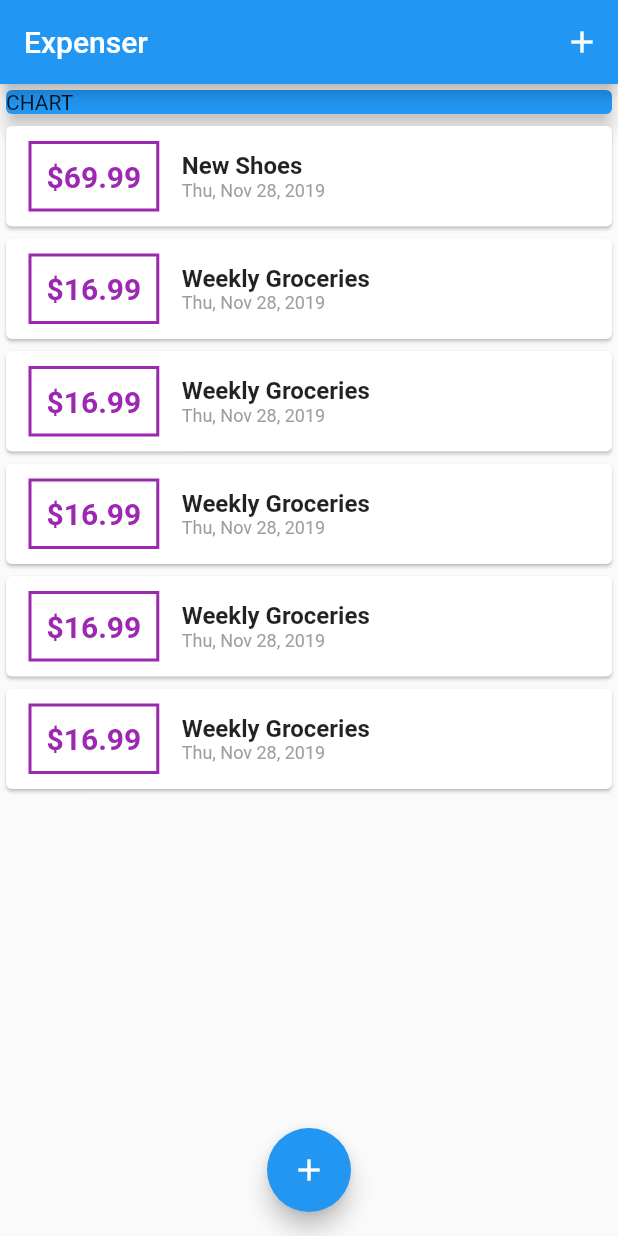
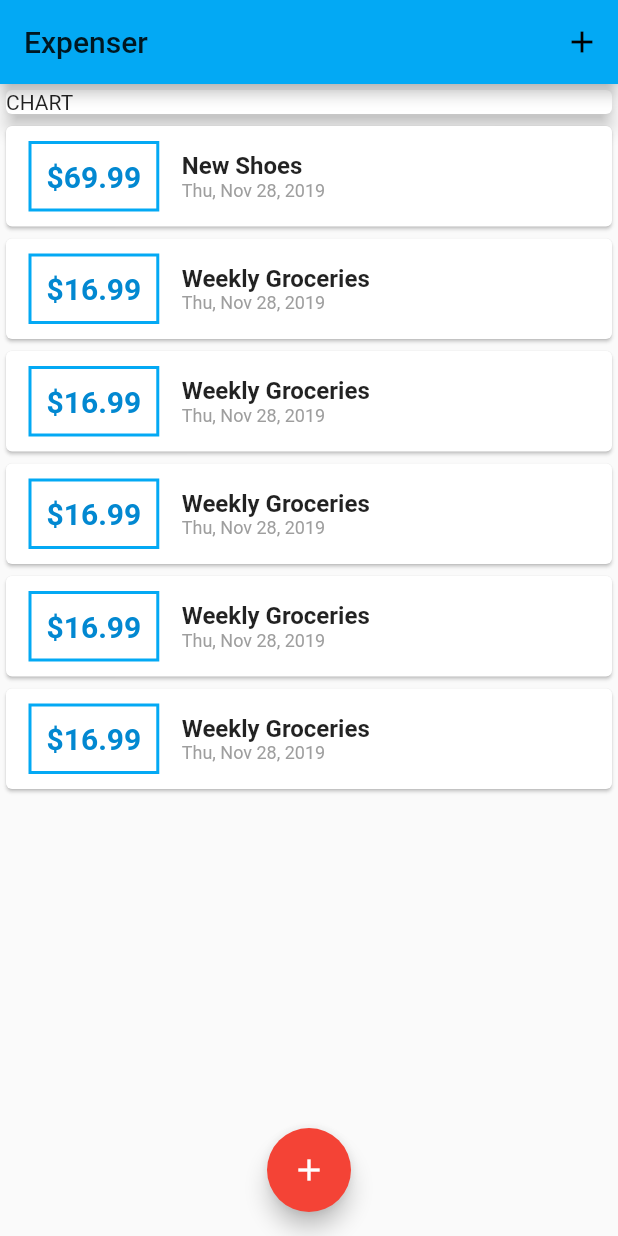
Before and after one commit to darshangit/flutter-app2-expense, a Flutter app: the screen it shows after launch, on a phone screen of 412 x 824 dp. Run offline on Flutter 3.47's test engine with Material 2 defaults, Android fonts, the phone set to English and light mode, and no system bars.

Commit message:
Added themeing

```diff
--- a/lib/main.dart
+++ b/lib/main.dart
@@ -9,7 +9,11 @@ class MyApp extends StatelessWidget {
   @override
   Widget build(BuildContext context) {
     return MaterialApp(
-      title: 'Flutter App',
+      title: 'Personal Expense Backend',
+      theme: ThemeData(
+        primarySwatch: Colors.lightBlue,
+        accentColor: Colors.red,
+      ),
       home: MyHomePage(),
     );
   }
@@ -93,7 +97,6 @@ class _MyHomePageState extends State<MyHomePage> {
               Container(
                 width: double.infinity,
                 child: Card(
-                  color: Colors.blue,
                   child: Text('CHART'),
                   elevation: 5,
                 ),
--- a/lib/widgets/new_transaction.dart
+++ b/lib/widgets/new_transaction.dart
@@ -21,6 +21,8 @@ class _NewTransactionState extends State<NewTransaction> {
     if (enteredTitle.isNotEmpty && enteredAmount.isNotEmpty) {
       widget.addTx(titleController.text, amountController.text);
     }
+
+    Navigator.of(context).pop();
   }
 
   @override
--- a/lib/widgets/transaction_list.dart
+++ b/lib/widgets/transaction_list.dart
@@ -20,7 +20,7 @@ class TransactionList extends StatelessWidget {
                     margin: EdgeInsets.symmetric(vertical: 10, horizontal: 15),
                     decoration: BoxDecoration(
                         border: Border.all(
-                      color: Colors.purple,
+                      color: Theme.of(context).primaryColor,
                       width: 2,
                     )),
                     padding: EdgeInsets.all(10),
@@ -29,7 +29,7 @@ class TransactionList extends StatelessWidget {
                       style: TextStyle(
                           fontWeight: FontWeight.bold,
                           fontSize: 20,
-                          color: Colors.purple),
+                          color: Theme.of(context).primaryColorDark),
                     )),
                 Column(
                   crossAxisAlignment: CrossAxisAlignment.start,
```
